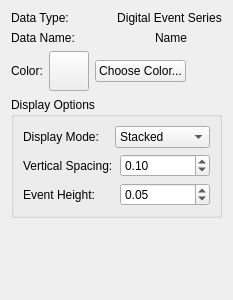
This is src/WhiskerToolbox/DataViewer_Widget/DigitalEvent/EventViewer_Widget.ui in paulmthompson/WhiskerToolbox as Qt 5 draws it before an edit. The edited form follows.
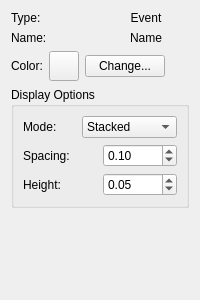
This is the edited form.

Commit message: fixing layout of dataviewer side panel

What changed in the file:
```diff
--- a/src/WhiskerToolbox/DataViewer_Widget/DigitalEvent/EventViewer_Widget.ui
+++ b/src/WhiskerToolbox/DataViewer_Widget/DigitalEvent/EventViewer_Widget.ui
@@ -6,7 +6,7 @@
    <rect>
     <x>0</x>
     <y>0</y>
-    <width>233</width>
+    <width>200</width>
     <height>300</height>
    </rect>
   </property>
@@ -19,14 +19,14 @@
      <item>
       <widget class="QLabel" name="label_2">
        <property name="text">
-        <string>Data Type:</string>
+        <string>Type:</string>
        </property>
       </widget>
      </item>
      <item>
       <widget class="QLabel" name="label">
        <property name="text">
-        <string>Digital Event Series</string>
+        <string>Event</string>
        </property>
        <property name="alignment">
         <set>Qt::AlignmentFlag::AlignCenter</set>
@@ -40,7 +40,7 @@
      <item>
       <widget class="QLabel" name="label_3">
        <property name="text">
-        <string>Data Name:</string>
+        <string>Name:</string>
        </property>
       </widget>
      </item>
@@ -69,14 +69,14 @@
       <widget class="QPushButton" name="color_display_button">
        <property name="minimumSize">
         <size>
-         <width>40</width>
-         <height>40</height>
+         <width>30</width>
+         <height>30</height>
         </size>
        </property>
        <property name="maximumSize">
         <size>
-         <width>40</width>
-         <height>40</height>
+         <width>30</width>
+         <height>30</height>
         </size>
        </property>
        <property name="text">
@@ -87,7 +87,7 @@
      <item>
       <widget class="QPushButton" name="color_button">
        <property name="text">
-        <string>Choose Color...</string>
+        <string>Change...</string>
        </property>
       </widget>
      </item>
@@ -117,7 +117,7 @@
         <item>
          <widget class="QLabel" name="mode_label">
           <property name="text">
-           <string>Display Mode:</string>
+           <string>Mode:</string>
           </property>
          </widget>
         </item>
@@ -142,7 +142,7 @@
         <item>
          <widget class="QLabel" name="spacing_label">
           <property name="text">
-           <string>Vertical Spacing:</string>
+           <string>Spacing:</string>
           </property>
          </widget>
         </item>
@@ -169,7 +169,7 @@
         <item>
          <widget class="QLabel" name="height_label">
           <property name="text">
-           <string>Event Height:</string>
+           <string>Height:</string>
           </property>
          </widget>
         </item>
```
The commit also changes 5 other files.
